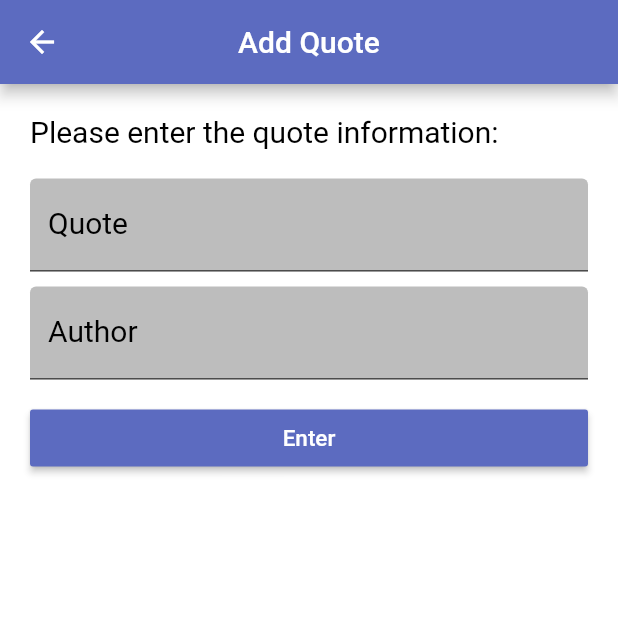
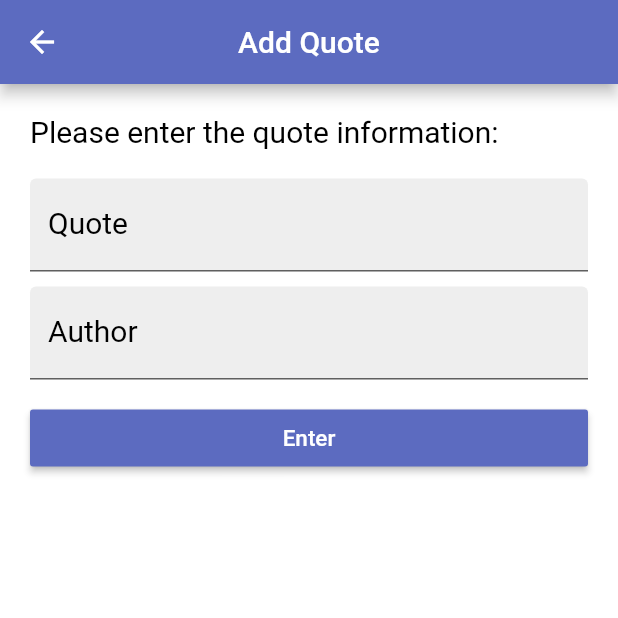
Before and after one commit to christopherlam888/quote-bank, a Flutter app: the screen it shows after launch, after a tap on the "add" icon, on a phone screen of 412 x 824 dp, the top half of it. Run offline on Flutter 3.47's test engine with Material 2 defaults, Android fonts, the phone set to English and light mode, and no system bars; our stand-ins replace shared_preferences; statements that could not run were skipped.

Commit message:
Theming changes and code cleanup

```diff
--- a/lib/main.dart
+++ b/lib/main.dart
@@ -2,27 +2,13 @@ import 'package:flutter/material.dart';
 import 'package:quote_bank/pages/home.dart';
 import 'package:quote_bank/pages/add_quote.dart';
 import 'package:quote_bank/pages/about.dart';
+import 'package:quote_bank/themes/light_theme.dart';
+import 'package:quote_bank/themes/dark_theme.dart';
 
 void main() {
   runApp(MaterialApp(
-      theme: ThemeData(
-        brightness: Brightness.light,
-        colorScheme: ColorScheme.light(
-          primary: Colors.black,
-          secondary: Colors.grey[400],
-          background: Colors.white,
-          surface: Colors.indigo[200],
-        ),
-      ),
-      darkTheme: ThemeData(
-        brightness: Brightness.dark,
-        colorScheme: ColorScheme.dark(
-          primary: Colors.white,
-          secondary: Colors.grey[900],
-          background: Colors.black,
-          surface: Colors.indigo[800],
-        ),
-      ),
+      theme: LightTheme().themedata,
+      darkTheme: DarkTheme().themedata,
       debugShowCheckedModeBanner: false,
       initialRoute: '/home',
       routes: {
--- a/lib/pages/home.dart
+++ b/lib/pages/home.dart
@@ -130,16 +130,13 @@ class _HomeState extends State<Home> {
         backgroundColor: Theme.of(context).colorScheme.surface,
         title: Text(
             "My Quote Bank",
-            style: TextStyle(
-              color: Theme.of(context).colorScheme.primary,
-          ),
         ),
         centerTitle: true,
         leading: IconButton(
             onPressed: () {
               Navigator.pushNamed(context, '/about');
             },
-            icon: Icon(Icons.info, color: Theme.of(context).colorScheme.primary)
+            icon: Icon(Icons.info),
         ),
         actions: [
           IconButton(
@@ -151,7 +148,7 @@ class _HomeState extends State<Home> {
                   saveData();
                 });
               },
-              icon: Icon(Icons.add, color: Theme.of(context).colorScheme.primary)
+              icon: Icon(Icons.add),
           ),
         ],
       ),
```
Also changed, not shown: lib/themes/dark_theme.dart (added, +13 -0 lines), lib/themes/light_theme.dart (added, +13 -0 lines), 3 other files.
